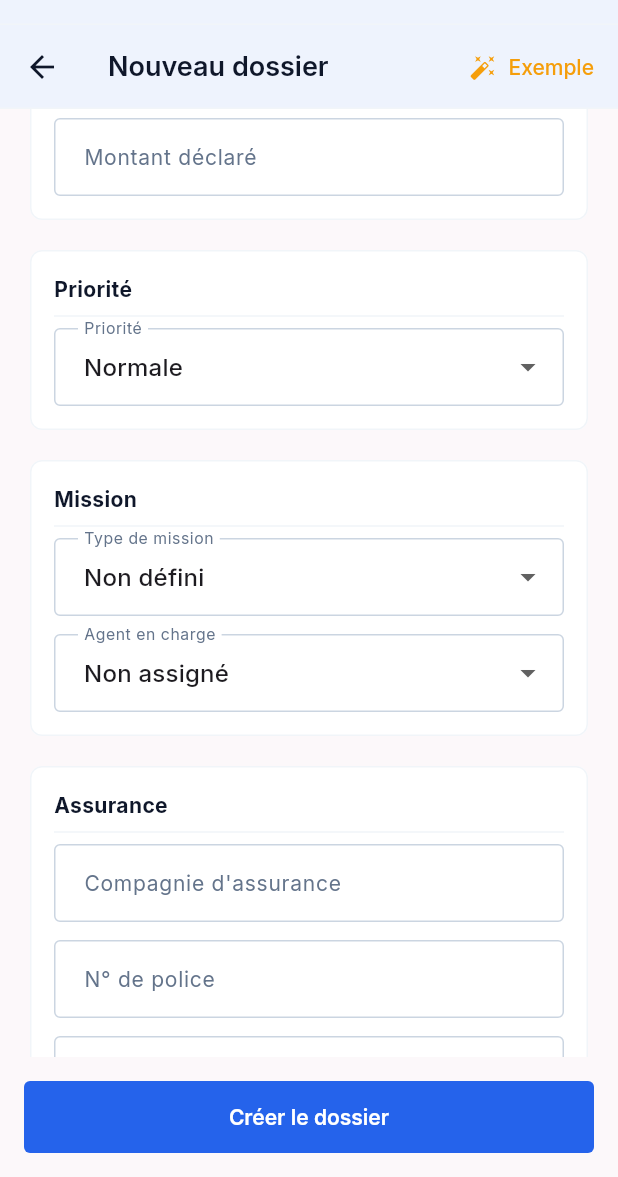
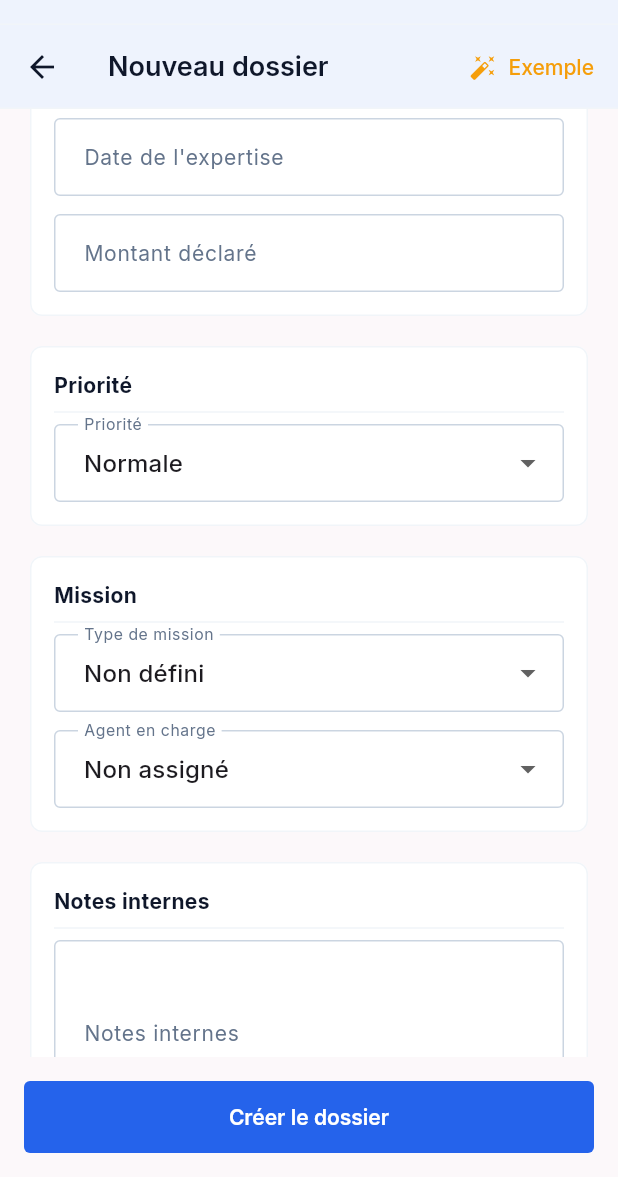
Before and after one commit to christiannoubisssi/gemex, a Flutter app: the DossierFormScreen screen opened by its route, scrolled down 576 dp, after a tap on "Exemple", on a phone screen of 412 x 824 dp, the part 59-1236 px from its top. Run offline on Flutter 3.47's test engine with Material 3 defaults, Android fonts, the phone set to English and light mode, and no system bars; drawn by our look-alikes of flutter_form_builder; our stand-ins replace connectivity_plus, drift, drift_flutter, file_picker, fl_chart, flutter_riverpod and 9 more; missing offline and left inert: mobile_scanner; accounts and stored records are empty; generated files the repository leaves out were written again.

Commit message:
feat(dossier): lot A — renommage date requête + champ date expertise + retrait section assurance
- Renomme 'Date du sinistre' → 'Date de la requête' (form, détail, PDF)
- Ajoute champ 'Date de l'expertise' dans le formulaire de création/modification
  → mappe sur la colonne date_expertise existante (create + update)
- Supprime la section 'Assurance' du formulaire (colonnes DB conservées nullable)
- Supprime la section 'Assurance' de la fiche détail dossier
- Retire les valeurs assurance de _fillExample()

Co-Authored-By: Claude Sonnet 4.6 <noreply@anthropic.com>

```diff
--- a/lib/features/dossiers/data/repositories/dossier_repository.dart
+++ b/lib/features/dossiers/data/repositories/dossier_repository.dart
@@ -89,6 +89,7 @@ class DossierRepository {
       lieuSinistre: drift.Value(data['lieu_sinistre'] as String?),
       natureSinistre: drift.Value(nature),
       montantSinistre: drift.Value(_parseDouble(data['montant_sinistre'])),
+      dateExpertise: drift.Value(_parseDateTime(data['date_expertise'])),
       compagnieAssurance: drift.Value(data['compagnie_assurance'] as String?),
       numeroPolice: drift.Value(data['numero_police'] as String?),
       courtier: drift.Value(data['courtier'] as String?),
@@ -162,6 +163,9 @@ class DossierRepository {
           : const drift.Value.absent(),
       courtier: data.containsKey('courtier')
           ? drift.Value(data['courtier'] as String?)
+          : const drift.Value.absent(),
+      dateExpertise: data.containsKey('date_expertise')
+          ? drift.Value(_parseDateTime(data['date_expertise']))
           : const drift.Value.absent(),
       notesInternes: data.containsKey('notes_internes')
           ? drift.Value(data['notes_internes'] as String?)
--- a/lib/features/dossiers/presentation/screens/dossier_detail_screen.dart
+++ b/lib/features/dossiers/presentation/screens/dossier_detail_screen.dart
@@ -219,20 +219,12 @@ class _ResumeTab extends ConsumerWidget {
 
         // Infos sinistre
         _Section(title: 'Informations sinistre', icon: Icons.info_outline, children: [
-          _InfoRow('Date du sinistre', FormatUtils.formatDate(dossier.dateSinistre)),
+          _InfoRow('Date de la requête', FormatUtils.formatDate(dossier.dateSinistre)),
           _InfoRow('Lieu', dossier.lieuSinistre),
           _InfoRow('Nature', dossier.natureSinistre),
           if (dossier.montantSinistre != null)
             _InfoRow('Montant déclaré', FormatUtils.formatFcfa(dossier.montantSinistre)),
         ]),
-
-        // Assurance
-        if (dossier.compagnieAssurance != null || dossier.numeroPolice != null)
-          _Section(title: 'Assurance', icon: Icons.shield_outlined, children: [
-            _InfoRow('Compagnie', dossier.compagnieAssurance),
-            _InfoRow('N° police', dossier.numeroPolice),
-            _InfoRow('Courtier', dossier.courtier),
-          ]),
 
         // Dates clés
         _Section(title: 'Dates clés', icon: Icons.calendar_today_outlined, children: [
--- a/lib/features/dossiers/presentation/screens/dossier_form_screen.dart
+++ b/lib/features/dossiers/presentation/screens/dossier_form_screen.dart
@@ -62,11 +62,9 @@ class _DossierFormScreenState extends ConsumerState<DossierFormScreen> {
           'Conteneur présentant des traces d\'humidité et déformation structurelle.',
       'lieu_sinistre': 'Port d\'Owendo, Libreville, Gabon',
       'date_sinistre': DateTime(2026, 4, 15),
+      'date_expertise': DateTime(2026, 4, 18),
       'montant_sinistre': '4500000',
       'priorite': 'haute',
-      'compagnie_assurance': 'NSIA Gabon',
-      'numero_police': 'POL-2026-003842',
-      'courtier': 'Cabinet Bongo Assurances',
       'notes_internes': 'Client prioritaire. Prévoir visite site dès que possible.',
     });
   }
@@ -229,7 +227,16 @@ class _DossierFormScreenState extends ConsumerState<DossierFormScreen> {
                   initialValue: _existing?.dateSinistre,
                   inputType: InputType.date,
                   decoration:
-                      const InputDecoration(labelText: 'Date du sinistre'),
+                      const InputDecoration(labelText: 'Date de la requête'),
+                  format: DateFormat('dd/MM/yyyy'),
+                ),
+                const SizedBox(height: 12),
+                FormBuilderDateTimePicker(
+                  name: 'date_expertise',
+                  initialValue: _existing?.dateExpertise,
+                  inputType: InputType.date,
+                  decoration:
+                      const InputDecoration(labelText: 'Date de l\'expertise'),
                   format: DateFormat('dd/MM/yyyy'),
                 ),
                 const SizedBox(height: 12),
@@ -342,31 +349,6 @@ class _DossierFormScreenState extends ConsumerState<DossierFormScreen> {
                       },
                     );
                   },
-                ),
-              ]),
-              const SizedBox(height: 12),
-
-              _SectionCard(title: 'Assurance', children: [
-                FormBuilderTextField(
-                  name: 'compagnie_assurance',
-                  initialValue: _existing?.compagnieAssurance,
-                  decoration: const InputDecoration(
-                    labelText: 'Compagnie d\'assurance',
-                    hintText: 'Ex : NSIA Gabon, Ogar…',
-                  ),
-                ),
-                const SizedBox(height: 12),
-                FormBuilderTextField(
-                  name: 'numero_police',
-                  initialValue: _existing?.numeroPolice,
-                  decoration:
-                      const InputDecoration(labelText: 'N° de police'),
-                ),
-                const SizedBox(height: 12),
-                FormBuilderTextField(
-                  name: 'courtier',
-                  initialValue: _existing?.courtier,
-                  decoration: const InputDecoration(labelText: 'Courtier'),
                 ),
               ]),
               const SizedBox(height: 12),
--- a/lib/shared/services/dossier_documents_service.dart
+++ b/lib/shared/services/dossier_documents_service.dart
@@ -179,7 +179,7 @@ class DossierDocumentsService {
         pw.Expanded(child: pw.Column(crossAxisAlignment: pw.CrossAxisAlignment.start, children: [
           _kv('Dossier', d.numero ?? 'LOCAL', bold, regular),
           _kv('Nature', d.natureSinistre ?? '—', bold, regular),
-          _kv('Date sinistre', d.dateSinistre != null ? _date.format(d.dateSinistre!) : '—', bold, regular),
+          _kv('Date de la requête', d.dateSinistre != null ? _date.format(d.dateSinistre!) : '—', bold, regular),
         ])),
         pw.SizedBox(width: 16),
         pw.Expanded(child: pw.Column(crossAxisAlignment: pw.CrossAxisAlignment.start, children: [
```
